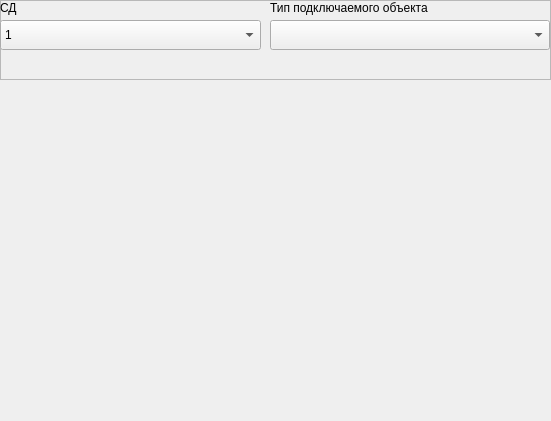
The window that m_cfg/unitWidgets/widget_sd_bl_ip.ui (xXRadioHeadXx/start7) describes before a commit, drawn with Qt 5.
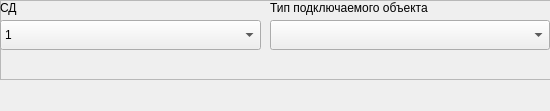
The same window after the commit.

```diff
--- a/m_cfg/unitWidgets/widget_sd_bl_ip.ui
+++ b/m_cfg/unitWidgets/widget_sd_bl_ip.ui
@@ -6,8 +6,8 @@
    <rect>
     <x>0</x>
     <y>0</y>
-    <width>551</width>
-    <height>421</height>
+    <width>550</width>
+    <height>111</height>
    </rect>
   </property>
   <property name="sizePolicy">
```
